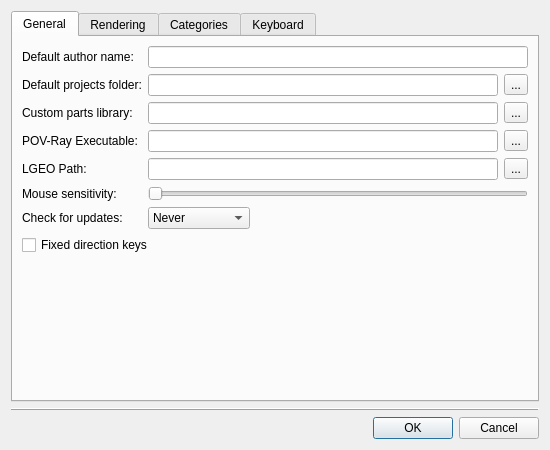
This is lc_lib/qt/lc_qpreferencesdialog.ui in trevorsandy/lpub3d-ci as Qt 5 draws it before an edit. The edited form follows.
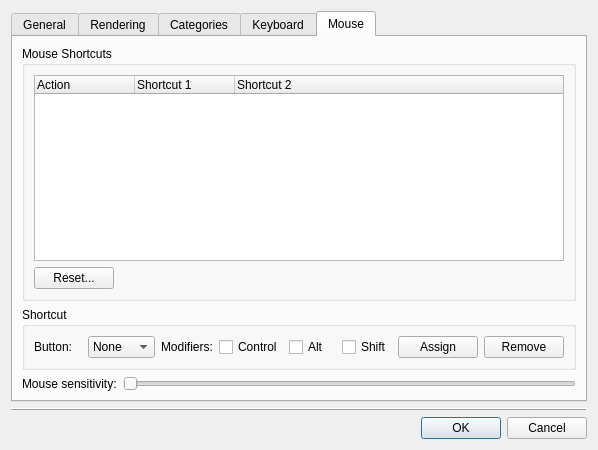
This is the edited form. The open tabs and pages were chosen to show the change.

Diff of the .ui file:
```diff
--- a/lc_lib/qt/lc_qpreferencesdialog.ui
+++ b/lc_lib/qt/lc_qpreferencesdialog.ui
@@ -6,7 +6,7 @@
    <rect>
     <x>0</x>
     <y>0</y>
-    <width>550</width>
+    <width>598</width>
     <height>450</height>
    </rect>
   </property>
@@ -40,31 +40,7 @@
        <item row="0" column="1">
         <widget class="QLineEdit" name="authorName"/>
        </item>
-       <item row="1" column="0">
-        <widget class="QLabel" name="label_3">
-         <property name="text">
-          <string>Default projects folder:</string>
-         </property>
-         <property name="buddy">
-          <cstring>projectsFolder</cstring>
-         </property>
-        </widget>
-       </item>
-       <item row="1" column="1">
-        <layout class="QHBoxLayout" name="horizontalLayout_2">
-         <item>
-          <widget class="QLineEdit" name="projectsFolder"/>
-         </item>
-         <item>
-          <widget class="QToolButton" name="projectsFolderBrowse">
-           <property name="text">
-            <string>...</string>
-           </property>
-          </widget>
-         </item>
-        </layout>
-       </item>
-       <item row="4" column="0">
+       <item row="3" column="0">
         <widget class="QLabel" name="label_5">
          <property name="text">
           <string>Custom parts library:</string>
@@ -74,7 +50,7 @@
          </property>
         </widget>
        </item>
-       <item row="4" column="1">
+       <item row="3" column="1">
         <layout class="QHBoxLayout" name="horizontalLayout_3">
          <item>
           <widget class="QLineEdit" name="partsLibrary"/>
@@ -88,18 +64,18 @@
          </item>
         </layout>
        </item>
-       <item row="5" column="0">
-        <widget class="QLabel" name="label_8">
+       <item row="4" column="0">
+        <widget class="QLabel" name="povrayLabel">
          <property name="text">
-          <string>POV-Ray Executable:</string>
+          <string>PO&amp;V-Ray Executable:</string>
          </property>
          <property name="buddy">
           <cstring>povrayExecutable</cstring>
          </property>
         </widget>
        </item>
-       <item row="5" column="1">
-        <layout class="QHBoxLayout" name="horizontalLayout_8">
+       <item row="4" column="1">
+        <layout class="QHBoxLayout" name="povrayLayout">
          <item>
           <widget class="QLineEdit" name="povrayExecutable"/>
          </item>
@@ -112,17 +88,17 @@
          </item>
         </layout>
        </item>
-       <item row="6" column="0">
+       <item row="5" column="0">
         <widget class="QLabel" name="label_9">
          <property name="text">
-          <string>LGEO Path:</string>
+          <string>&amp;LGEO Path:</string>
          </property>
          <property name="buddy">
           <cstring>lgeoPath</cstring>
          </property>
         </widget>
        </item>
-       <item row="6" column="1">
+       <item row="5" column="1">
         <layout class="QHBoxLayout" name="horizontalLayout_10">
          <item>
           <widget class="QLineEdit" name="lgeoPath"/>
@@ -136,33 +112,7 @@
          </item>
         </layout>
        </item>
-       <item row="7" column="0">
-        <widget class="QLabel" name="label_6">
-         <property name="text">
-          <string>Mouse sensitivity:</string>
-         </property>
-         <property name="buddy">
-          <cstring>mouseSensitivity</cstring>
-         </property>
-        </widget>
-       </item>
-       <item row="7" column="1">
-        <widget class="QSlider" name="mouseSensitivity">
-         <property name="minimum">
-          <number>1</number>
-         </property>
-         <property name="maximum">
-          <number>20</number>
-         </property>
-         <property name="pageStep">
-          <number>5</number>
-         </property>
-         <property name="orientation">
-          <enum>Qt::Horizontal</enum>
-         </property>
-        </widget>
-       </item>
-       <item row="8" column="0">
+       <item row="6" column="0">
         <widget class="QLabel" name="label_10">
          <property name="text">
           <string>Check for updates:</string>
@@ -172,7 +122,7 @@
          </property>
         </widget>
        </item>
-       <item row="8" column="1">
+       <item row="6" column="1">
         <widget class="QComboBox" name="checkForUpdates">
          <item>
           <property name="text">
@@ -191,7 +141,7 @@
          </item>
         </widget>
        </item>
-       <item row="9" column="0" colspan="2">
+       <item row="7" column="0" colspan="2">
         <widget class="QCheckBox" name="fixedDirectionKeys">
          <property name="text">
           <string>Fixed direction keys</string>
@@ -285,6 +235,46 @@
             </property>
            </spacer>
           </item>
+          <item row="0" column="0">
+           <widget class="QCheckBox" name="antiAliasing">
+            <property name="text">
+             <string>Anti-aliasing</string>
+            </property>
+           </widget>
+          </item>
+          <item row="1" column="2">
+           <widget class="QLabel" name="label_2">
+            <property name="text">
+             <string>width</string>
+            </property>
+           </widget>
+          </item>
+          <item row="4" column="0">
+           <widget class="QLabel" name="label_3">
+            <property name="text">
+             <string>Shading Mode:</string>
+            </property>
+           </widget>
+          </item>
+          <item row="4" column="1" colspan="2">
+           <widget class="QComboBox" name="ShadingMode">
+            <item>
+             <property name="text">
+              <string>Wireframe</string>
+             </property>
+            </item>
+            <item>
+             <property name="text">
+              <string>Flat Shading</string>
+             </property>
+            </item>
+            <item>
+             <property name="text">
+              <string>Default Lights</string>
+             </property>
+            </item>
+           </widget>
+          </item>
          </layout>
         </widget>
        </item>
@@ -672,6 +662,192 @@
        </item>
       </layout>
      </widget>
+     <widget class="QWidget" name="tabMouse">
+      <attribute name="title">
+       <string>Mouse</string>
+      </attribute>
+      <layout class="QVBoxLayout" name="verticalLayout_10">
+       <item>
+        <layout class="QVBoxLayout" name="verticalLayout_9">
+         <item>
+          <widget class="QGroupBox" name="groupBox_5">
+           <property name="title">
+            <string>Mouse Shortcuts</string>
+           </property>
+           <layout class="QVBoxLayout" name="verticalLayout_11">
+            <item>
+             <layout class="QVBoxLayout" name="verticalLayout_12">
+              <item>
+               <widget class="QTreeWidget" name="mouseTree">
+                <property name="rootIsDecorated">
+                 <bool>false</bool>
+                </property>
+                <property name="uniformRowHeights">
+                 <bool>true</bool>
+                </property>
+                <column>
+                 <property name="text">
+                  <string>Action</string>
+                 </property>
+                </column>
+                <column>
+                 <property name="text">
+                  <string>Shortcut 1</string>
+                 </property>
+                </column>
+                <column>
+                 <property name="text">
+                  <string>Shortcut 2</string>
+                 </property>
+                </column>
+               </widget>
+              </item>
+              <item>
+               <layout class="QHBoxLayout" name="horizontalLayout_13">
+                <item>
+                 <widget class="QPushButton" name="mouseReset">
+                  <property name="text">
+                   <string>Reset...</string>
+                  </property>
+                 </widget>
+                </item>
+                <item>
+                 <spacer name="horizontalSpacer_6">
+                  <property name="orientation">
+                   <enum>Qt::Horizontal</enum>
+                  </property>
+                  <property name="sizeHint" stdset="0">
+                   <size>
+                    <width>40</width>
+                    <height>20</height>
+                   </size>
+                  </property>
+                 </spacer>
+                </item>
+               </layout>
+              </item>
+             </layout>
+            </item>
+           </layout>
+          </widget>
+         </item>
+        </layout>
+       </item>
+       <item>
+        <widget class="QGroupBox" name="MouseShortcutGroup">
+         <property name="title">
+          <string>Shortcut</string>
+         </property>
+         <layout class="QHBoxLayout" name="horizontalLayout_12">
+          <item>
+           <layout class="QHBoxLayout" name="horizontalLayout_14">
+            <item>
+             <widget class="QLabel" name="label_11">
+              <property name="text">
+               <string>Button:</string>
+              </property>
+             </widget>
+            </item>
+            <item>
+             <widget class="QComboBox" name="mouseButton">
+              <item>
+               <property name="text">
+                <string>None</string>
+               </property>
+              </item>
+              <item>
+               <property name="text">
+                <string>Left</string>
+               </property>
+              </item>
+              <item>
+               <property name="text">
+                <string>Middle</string>
+               </property>
+              </item>
+              <item>
+               <property name="text">
+                <string>Right</string>
+               </property>
+              </item>
+             </widget>
+            </item>
+            <item>
+             <widget class="QLabel" name="label_12">
+              <property name="text">
+               <string>Modifiers:</string>
+              </property>
+             </widget>
+            </item>
+            <item>
+             <widget class="QCheckBox" name="mouseControl">
+              <property name="text">
+               <string>Control</string>
+              </property>
+             </widget>
+            </item>
+            <item>
+             <widget class="QCheckBox" name="mouseAlt">
+              <property name="text">
+               <string>Alt</string>
+              </property>
+             </widget>
+            </item>
+            <item>
+             <widget class="QCheckBox" name="mouseShift">
+              <property name="text">
+               <string>Shift</string>
+              </property>
+             </widget>
+            </item>
+            <item>
+             <widget class="QPushButton" name="mouseAssign">
+              <property name="text">
+               <string>Assign</string>
+              </property>
+             </widget>
+            </item>
+            <item>
+             <widget class="QPushButton" name="mouseRemove">
+              <property name="text">
+               <string>Remove</string>
+              </property>
+             </widget>
+            </item>
+           </layout>
+          </item>
+         </layout>
+        </widget>
+       </item>
+       <item>
+        <layout class="QHBoxLayout" name="horizontalLayout_15">
+         <item>
+          <widget class="QLabel" name="label_13">
+           <property name="text">
+            <string>Mouse sensitivity:</string>
+           </property>
+          </widget>
+         </item>
+         <item>
+          <widget class="QSlider" name="mouseSensitivity">
+           <property name="minimum">
+            <number>1</number>
+           </property>
+           <property name="maximum">
+            <number>20</number>
+           </property>
+           <property name="pageStep">
+            <number>5</number>
+           </property>
+           <property name="orientation">
+            <enum>Qt::Horizontal</enum>
+           </property>
+          </widget>
+         </item>
+        </layout>
+       </item>
+      </layout>
+     </widget>
     </widget>
    </item>
    <item>
```
Left out of the diff: 72 changed lines with no effect on the pictures.
